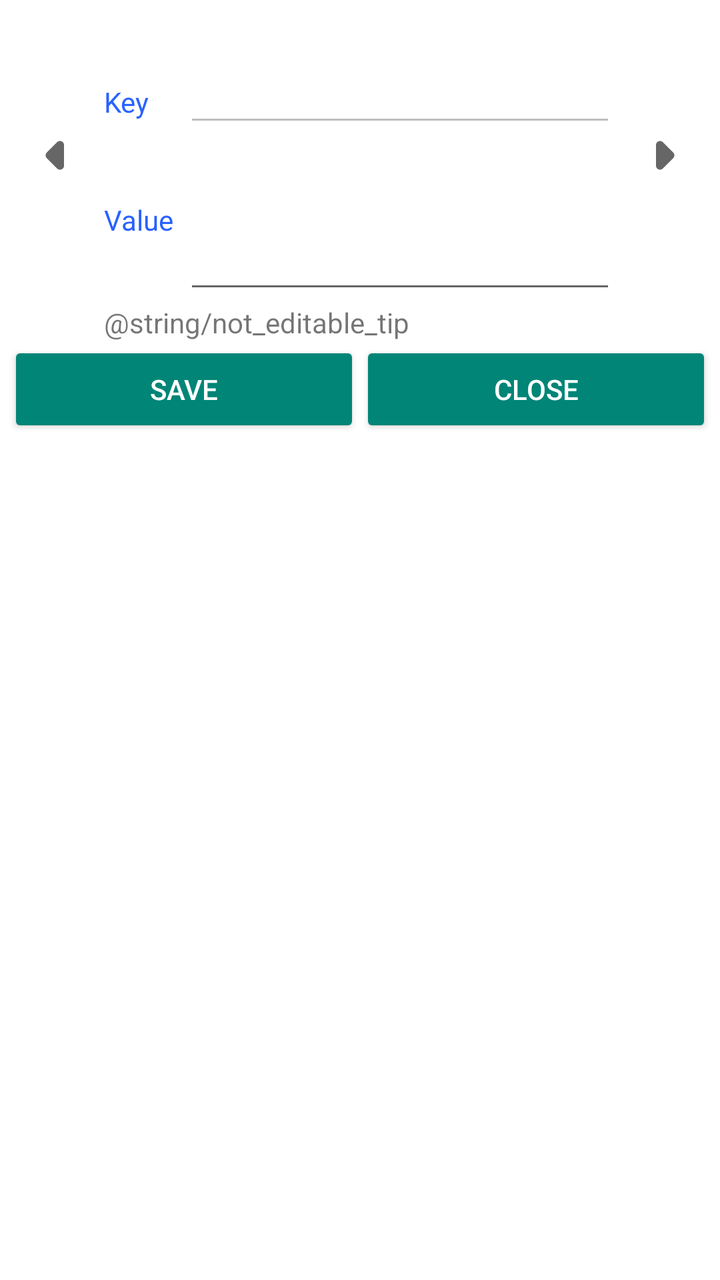
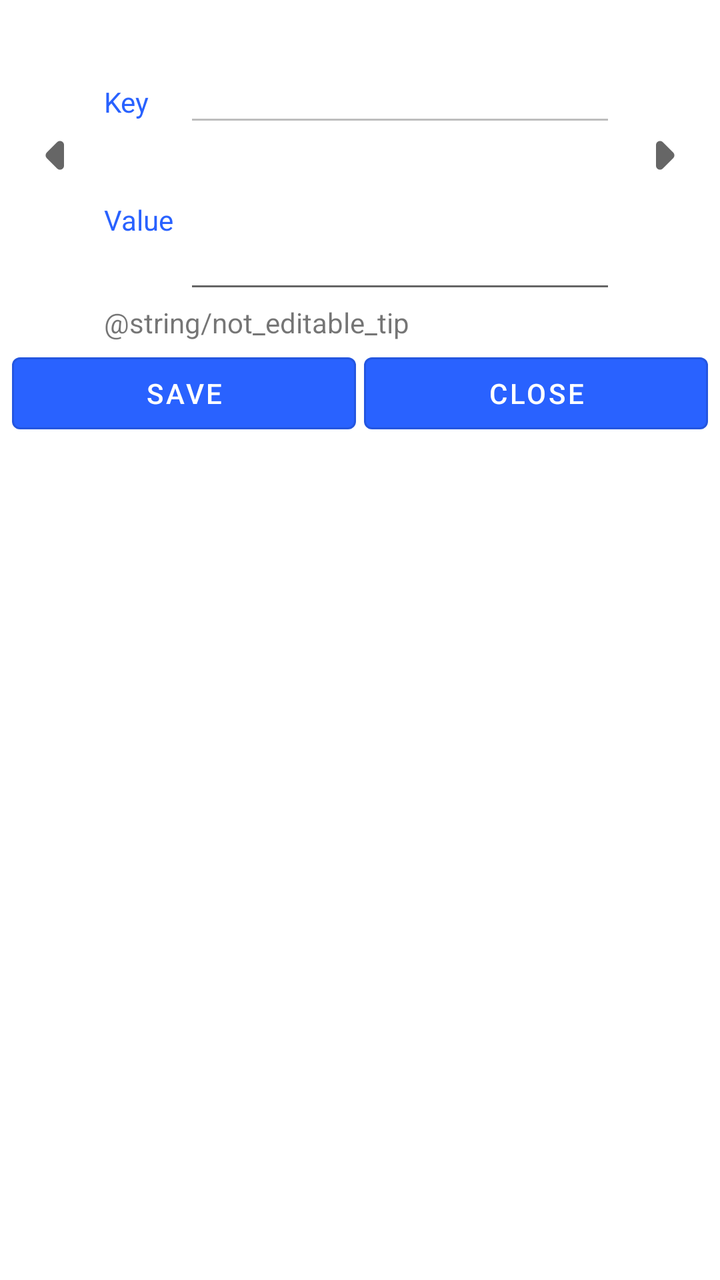

Compare the two renders of this Android layout. The source of the first and the diff that turns it into the second are given below.
<!-- AndroidManifest.xml: another module's application theme AppTheme -->
<!-- res/layout/appdm_dialog_keyvalue.xml -->
<?xml version="1.0" encoding="utf-8"?>
<LinearLayout xmlns:android="http://schemas.android.com/apk/res/android"
    android:layout_width="fill_parent"
    android:layout_height="match_parent"
    android:background="@color/white"
    android:orientation="vertical"
    android:padding="4dip" >

    <LinearLayout
        android:layout_width="fill_parent"
        android:layout_height="wrap_content"
        android:focusable="true"
        android:focusableInTouchMode="true"
        android:orientation="horizontal" >

        <requestFocus />

    </LinearLayout>

    <RelativeLayout
        android:layout_width="fill_parent"
        android:layout_height="wrap_content">

        <LinearLayout
            android:id="@+id/image_prev"
            android:layout_width="wrap_content"
            android:layout_height="wrap_content"
            android:layout_alignBottom="@+id/value_layout"
            android:layout_alignTop="@+id/tv_type"
            android:gravity="center">

            <ImageView
                android:layout_width="48dp"
                android:layout_height="48dp"
                android:scaleType="fitCenter"
                android:src="@drawable/round_arrow_left_24" />
        </LinearLayout>

        <LinearLayout
            android:id="@+id/image_next"
            android:layout_width="wrap_content"
            android:layout_height="wrap_content"
            android:layout_alignBottom="@+id/value_layout"
            android:layout_alignParentEnd="true"
            android:layout_alignParentRight="true"
            android:layout_alignTop="@+id/tv_type"
            android:gravity="center">

            <ImageView
                android:layout_width="48dp"
                android:layout_height="48dp"
                android:scaleType="fitCenter"
                android:src="@drawable/round_arrow_right_24" />
        </LinearLayout>

        <TextView
            android:id="@+id/tv_type"
            android:layout_width="fill_parent"
            android:layout_height="wrap_content"
            android:layout_toLeftOf="@id/image_next"
            android:layout_toRightOf="@id/image_prev"
            android:textColor="@color/colorAccent" />

        <LinearLayout
            android:id="@+id/key_layout"
            android:layout_width="fill_parent"
            android:layout_height="wrap_content"
            android:layout_below="@id/tv_type"
            android:layout_marginTop="4dip"
            android:layout_toLeftOf="@id/image_next"
            android:layout_toRightOf="@id/image_prev"
            android:orientation="horizontal" >

            <TextView
                android:layout_width="40dip"
                android:layout_height="wrap_content"
                android:text="@string/appdm_key"
                android:textColor="@color/colorAccent" />

            <EditText
                android:id="@+id/et_key"
                android:layout_width="0dip"
                android:layout_height="wrap_content"
                android:layout_weight="1"
                android:enabled="false"
                android:inputType="text"
                android:minWidth="100dip" />
        </LinearLayout>

        <LinearLayout
            android:id="@+id/value_layout"
            android:layout_width="fill_parent"
            android:layout_height="wrap_content"
            android:layout_below="@id/key_layout"
            android:layout_toLeftOf="@id/image_next"
            android:layout_toRightOf="@id/image_prev"
            android:orientation="horizontal" >

            <TextView
                android:layout_width="40dip"
                android:layout_height="wrap_content"
                android:layout_gravity="center_vertical"
                android:text="@string/value"
                android:textColor="@color/colorAccent" />

            <EditText
                android:id="@+id/et_valuey"
                android:layout_width="0dip"
                android:layout_height="wrap_content"
                android:layout_weight="1"
                android:inputType="textMultiLine"
                android:maxLines="10"
                android:minLines="3" />
        </LinearLayout>

        <TextView
            android:id="@+id/tv_noteditable"
            android:layout_width="fill_parent"
            android:layout_height="wrap_content"
            android:layout_below="@id/value_layout"
            android:layout_toLeftOf="@id/image_next"
            android:layout_toRightOf="@id/image_prev"
            android:text="@string/not_editable_tip" />

    </RelativeLayout>

    <LinearLayout
        android:layout_width="fill_parent"
        android:layout_height="wrap_content"
        android:orientation="horizontal" >

        <Button
            style="@style/Base.Widget.AppCompat.Button.Colored"
            android:id="@+id/btn_save"
            android:layout_width="0dip"
            android:layout_height="wrap_content"
            android:layout_weight="1"
            android:text="@string/save"/>

        <Button
            style="@style/Base.Widget.AppCompat.Button.Colored"
            android:id="@+id/btn_cancel"
            android:layout_width="0dip"
            android:layout_height="wrap_content"
            android:layout_weight="1"
            android:text="@string/close" />

    </LinearLayout>

</LinearLayout>
<!-- resources referenced by this layout -->
<resources>
  <color name="colorAccent">#2962FF</color>
  <color name="white">#ffffffff</color>
  <!-- drawable round_arrow_left_24 (drawable) -->
  <vector xmlns:android="http://schemas.android.com/apk/res/android"
      android:width="24dp"
      android:height="24dp"
      android:viewportWidth="24"
      android:viewportHeight="24"
      android:tint="?attr/colorControlNormal"
      android:autoMirrored="true">
    <path
        android:fillColor="@color/colorAccent"
        android:pathData="M12.29,8.71L9.7,11.3c-0.39,0.39 -0.39,1.02 0,1.41l2.59,2.59c0.63,0.63 1.71,0.18 1.71,-0.71V9.41c0,-0.89 -1.08,-1.33 -1.71,-0.7z"/>
  </vector>
  <!-- drawable round_arrow_right_24 (drawable) -->
  <vector xmlns:android="http://schemas.android.com/apk/res/android"
      android:width="24dp"
      android:height="24dp"
      android:viewportWidth="24"
      android:viewportHeight="24"
      android:tint="?attr/colorControlNormal"
      android:autoMirrored="true">
    <path
        android:fillColor="@color/colorAccent"
        android:pathData="M11.71,15.29l2.59,-2.59c0.39,-0.39 0.39,-1.02 0,-1.41L11.71,8.7c-0.63,-0.62 -1.71,-0.18 -1.71,0.71v5.17c0,0.9 1.08,1.34 1.71,0.71z"/>
  </vector>
  <string name="appdm_key">Key</string>
  <string name="close">Close</string>
  <string name="save">Save</string>
  <string name="value">Value</string>
  <style name="AppTheme" parent="@style/Theme.AppCompat.Light.NoActionBar">
          
      </style>
</resources>

<!-- the commit's change to res/layout/appdm_dialog_keyvalue.xml (unified diff, before → after) -->
@@ -2,9 +2,10 @@
 <LinearLayout xmlns:android="http://schemas.android.com/apk/res/android"
     android:layout_width="fill_parent"
     android:layout_height="match_parent"
+    xmlns:app="http://schemas.android.com/apk/res-auto"
     android:background="@color/white"
     android:orientation="vertical"
-    android:padding="4dip" >
+    android:padding="4dip">
 
     <LinearLayout
         android:layout_width="fill_parent"
@@ -129,17 +130,23 @@
         android:layout_height="wrap_content"
         android:orientation="horizontal" >
 
-        <Button
-            style="@style/Base.Widget.AppCompat.Button.Colored"
+        <com.google.android.material.button.MaterialButton
+            style="@style/Widget.MaterialComponents.Button.OutlinedButton"
+            app:backgroundTint="@color/colorAccent"
+            android:textColor="@color/colorPrimaryDark"
+            android:layout_margin="2dp"
             android:id="@+id/btn_save"
             android:layout_width="0dip"
             android:layout_height="wrap_content"
             android:layout_weight="1"
             android:text="@string/save"/>
 
-        <Button
-            style="@style/Base.Widget.AppCompat.Button.Colored"
+        <com.google.android.material.button.MaterialButton
+            style="@style/Widget.MaterialComponents.Button.OutlinedButton"
+            app:backgroundTint="@color/colorAccent"
+            android:textColor="@color/colorPrimaryDark"
             android:id="@+id/btn_cancel"
+            android:layout_margin="2dp"
             android:layout_width="0dip"
             android:layout_height="wrap_content"
             android:layout_weight="1"
<!-- resource entries referenced after the edit -->
@@ -1,6 +1,7 @@
 <!-- resources referenced by this layout -->
 <resources>
   <color name="colorAccent">#2962FF</color>
+  <color name="colorPrimaryDark">#FFF</color>
   <color name="white">#ffffffff</color>
   <!-- drawable round_arrow_left_24 (drawable) -->
   <vector xmlns:android="http://schemas.android.com/apk/res/android"
@@ -30,7 +31,7 @@
   <string name="close">Close</string>
   <string name="save">Save</string>
   <string name="value">Value</string>
-  <style name="AppTheme" parent="@style/Theme.AppCompat.Light.NoActionBar">
+  <style name="AppTheme" parent="Theme.MaterialComponents.Light.NoActionBar">
           
       </style>
 </resources>
